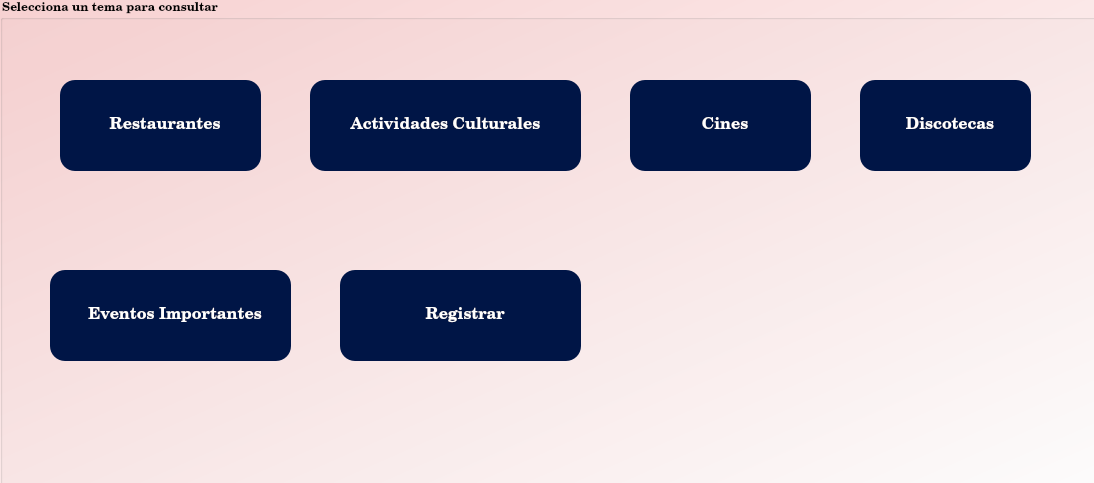
Qt form src/front/xml/consult_topics_view.ui (ThElement12/proyecto-final-prolog) before a commit.
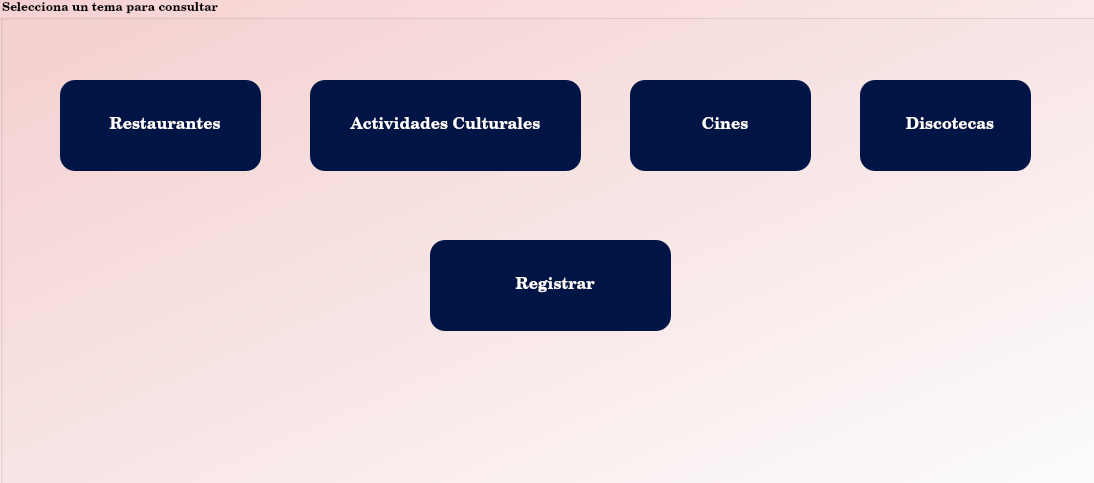
The same form after that commit. Icons and pictures are not drawn.

Commit message: connecting views

Patch:
```diff
--- a/src/front/xml/consult_topics_view.ui
+++ b/src/front/xml/consult_topics_view.ui
@@ -153,40 +153,6 @@
      </size>
     </property>
    </widget>
-   <widget class="QPushButton" name="btn_cons_eventosi">
-    <property name="geometry">
-     <rect>
-      <x>50</x>
-      <y>270</y>
-      <width>241</width>
-      <height>91</height>
-     </rect>
-    </property>
-    <property name="font">
-     <font>
-      <family>CenturySchoolBook L</family>
-      <pointsize>-1</pointsize>
-      <weight>75</weight>
-      <bold>true</bold>
-     </font>
-    </property>
-    <property name="styleSheet">
-     <string notr="true"/>
-    </property>
-    <property name="text">
-     <string>  Eventos Importantes</string>
-    </property>
-    <property name="icon">
-     <iconset>
-      <normaloff>../resources/importants_e_icon.png</normaloff>../resources/importants_e_icon.png</iconset>
-    </property>
-    <property name="iconSize">
-     <size>
-      <width>32</width>
-      <height>32</height>
-     </size>
-    </property>
-   </widget>
    <widget class="QPushButton" name="btn_cons_actividadesc">
     <property name="geometry">
      <rect>
@@ -224,8 +190,8 @@
    <widget class="QPushButton" name="btn_cons_eventosi_2">
     <property name="geometry">
      <rect>
-      <x>340</x>
-      <y>270</y>
+      <x>430</x>
+      <y>240</y>
       <width>241</width>
       <height>91</height>
      </rect>
```
The commit also changes 12 other files.
